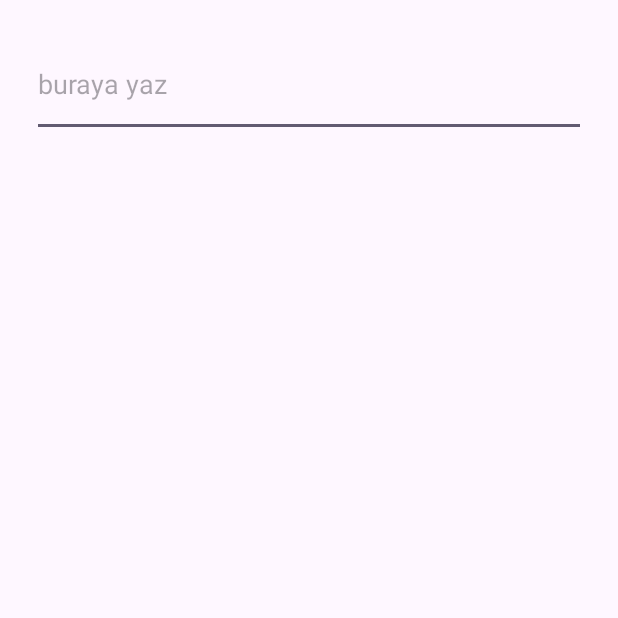
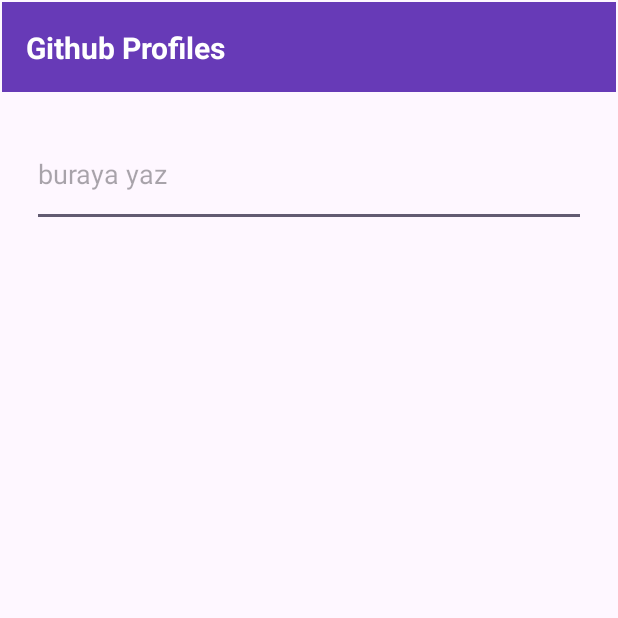
Before and after one commit to burakselcuk1/Github-Profiles, an Android app: the screen it shows after launch (MainActivity), on a phone screen of 412 x 824 dp, the top half of it. Run offline under Robolectric (Android 15) with nearby library versions, the phone set to English and light mode, and no system bars; our stand-ins replace Dagger/Hilt's generated code, RxJava, data binding; pictures from the network do not load.

Commit message:
Added toolbar in MainFragment

```diff
--- a/app/src/main/java/com/example/githubtask/ui/follows/FollowsFragment.kt
+++ b/app/src/main/java/com/example/githubtask/ui/follows/FollowsFragment.kt
@@ -44,13 +44,11 @@ class FollowsFragment : BaseFragment<FragmentFollowsBinding, FollowsFragmentView
         }
 
         with(binding){
-            toolbar.toolbarTitle.text = "Follows"
+            toolbar.toolbarTitle.text = getString(R.string.follows)
             toolbar.backButton.setOnClickListener {
                 findNavController().popBackStack()
-
             }
         }
-
 
         setupUI()
         setupObserver()
--- a/app/src/main/java/com/example/githubtask/ui/mainFragment/MainFragment.kt
+++ b/app/src/main/java/com/example/githubtask/ui/mainFragment/MainFragment.kt
@@ -25,9 +25,14 @@ class MainFragment : BaseFragment<FragmentMainBinding, MainFragmentViewModel>(
     layoutId = R.layout.fragment_main,
     viewModelClass = MainFragmentViewModel::class.java
 ), ItemClickListener {
+
     private lateinit var adapter: GithubUserAdapter
+    override fun onInitDataBinding() {
 
-    override fun onInitDataBinding() {
+        with(binding){
+            toolbar.toolbarTitle.text = getString(R.string.github_profiles)
+            toolbar.backButton.visibility = View.GONE
+        }
 
         setupUI()
         setupObserver()
@@ -81,7 +86,4 @@ class MainFragment : BaseFragment<FragmentMainBinding, MainFragmentViewModel>(
 
         findNavController().navigate(R.id.action_mainFragment_to_followsFragment, bundle)
     }
-
-
-
 }
--- a/app/src/main/java/com/example/githubtask/ui/userDetail/UserDetailFragment.kt
+++ b/app/src/main/java/com/example/githubtask/ui/userDetail/UserDetailFragment.kt
@@ -39,7 +39,7 @@ class UserDetailFragment : BaseFragment<FragmentUserDetailBinding, UserDetailVie
         }
 
         with(binding){
-            toolbar.toolbarTitle.text = "User Detail"
+            toolbar.toolbarTitle.text = getString(R.string.user_detail)
             toolbar.backButton.setOnClickListener {
                 findNavController().popBackStack()
 
--- a/app/src/main/res/layout/fragment_main.xml
+++ b/app/src/main/res/layout/fragment_main.xml
@@ -9,15 +9,30 @@
 
     <androidx.constraintlayout.widget.ConstraintLayout
         android:layout_width="match_parent"
-        android:layout_height="match_parent"
+        android:layout_height="match_parent">
+
+        <include
+            android:id="@+id/toolbar"
+            layout="@layout/toolbar"
+            android:layout_width="0dp"
+            android:layout_height="60dp"
+            app:layout_constraintEnd_toEndOf="parent"
+            app:layout_constraintStart_toStartOf="parent"
+            app:layout_constraintTop_toTopOf="parent" />
+
+
+        <androidx.constraintlayout.widget.ConstraintLayout
+            android:layout_width="match_parent"
+            android:layout_height="300dp"
             android:padding="20dp"
+            app:layout_constraintTop_toBottomOf="@+id/toolbar"
             tools:context=".ui.mainFragment.MainFragment">
 
             <EditText
                 android:id="@+id/search"
                 android:layout_width="match_parent"
+                android:layout_height="70dp"
                 android:hint="buraya yaz"
-            android:layout_height="70dp"
                 app:layout_constraintEnd_toEndOf="parent"
                 app:layout_constraintTop_toTopOf="parent" />
 
@@ -32,4 +47,5 @@
                 app:layout_constraintTop_toBottomOf="@+id/search" />
 
         </androidx.constraintlayout.widget.ConstraintLayout>
+    </androidx.constraintlayout.widget.ConstraintLayout>
 </layout>
--- a/app/src/main/res/values/strings.xml
+++ b/app/src/main/res/values/strings.xml
@@ -7,4 +7,11 @@
     <string name="followers">Followers: </string>
     <string name="following">Following: </string>
     <string name="user_not_found">User not found: </string>
+
+    <!-- Toolbar !-->
+    <string name="github_profiles">Github Profiles</string>
+    <string name="follows">Follows</string>
+    <string name="user_detail">User Detail</string>
+
+
 </resources>
```
Lines whose indentation alone changed are shown as unchanged.
